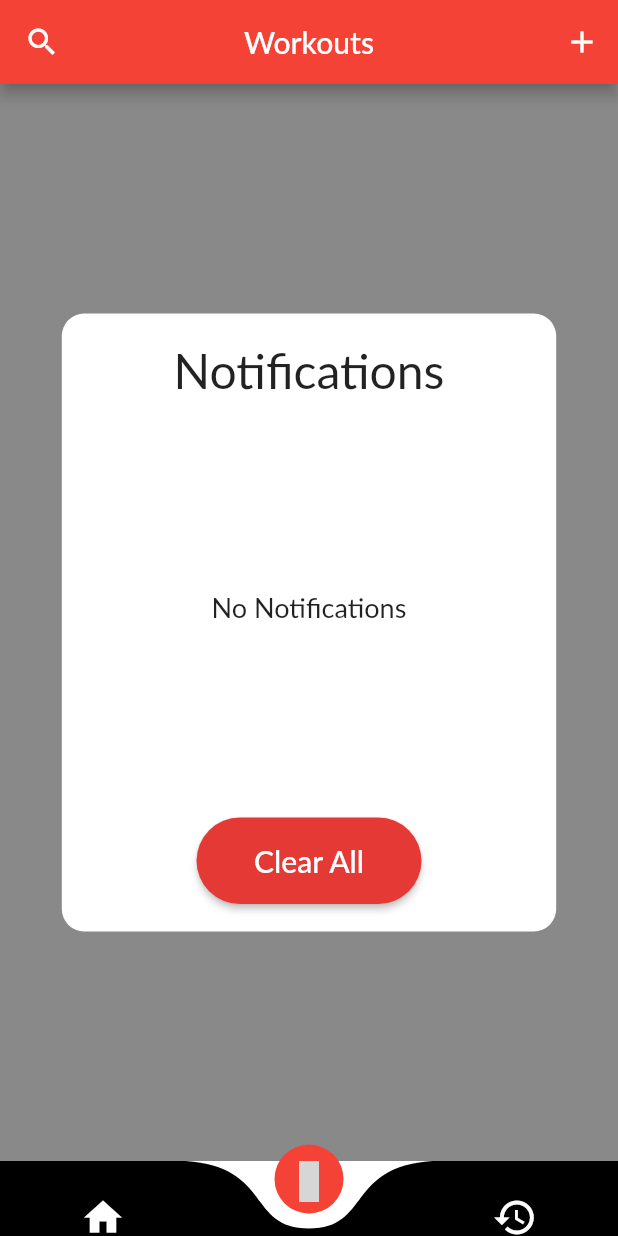
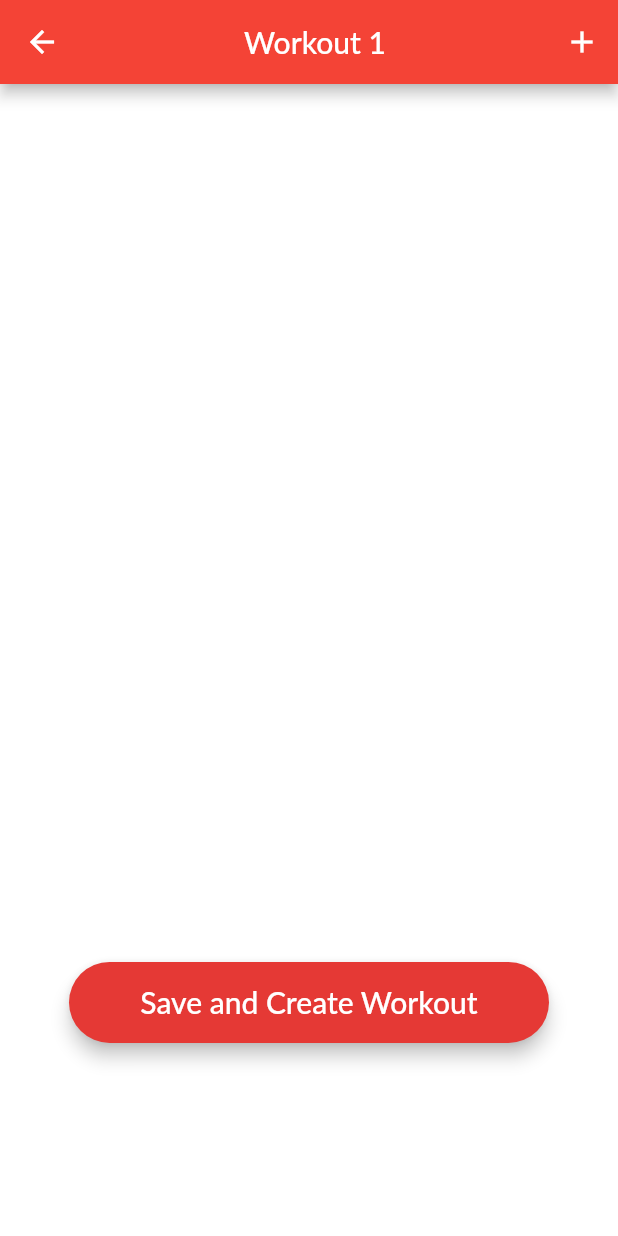
Before and after one commit to raghavauppuluri13/xcel_fitness_app, a Flutter app: the HomeScreen screen opened directly, item 2 of the bottom bar chosen, after a tap on the "add" icon, on a phone screen of 412 x 824 dp. Run offline on Flutter 3.47's test engine with Material 2 defaults, Android fonts, the phone set to English and light mode, and no system bars; drawn by our look-alikes of curved_navigation_bar; our stand-ins replace cloud_firestore, firebase_messaging, flutter_icons; accounts and stored records are empty; Roboto replaces fonts that are missing (Lato); grey boxes are pictures that could not be loaded.

Commit message:
Centered Titles and Inital Create Workout Screen Created

```diff
--- a/lib/screens/authentication/templates.dart
+++ b/lib/screens/authentication/templates.dart
@@ -602,7 +602,7 @@ class SearchWorkoutTemplate extends StatefulWidget {
 class _SearchWorkoutTemplateState extends State<SearchWorkoutTemplate> {
   Icon _searchIcon = new Icon(Icons.search);
   Icon _backIcon = new Icon(Icons.arrow_back);
-  Widget _appBarTitle = new Text('Search Workouts');
+  Widget _appBarTitle = new Center(child: new Text('Search Workouts', textAlign: TextAlign.center));
   Widget build(BuildContext context) {
     //used to set relative sizing based on a pixel 2 phone
     double screenWidth = MediaQuery.of(context).size.width;
@@ -610,11 +610,7 @@ class _SearchWorkoutTemplateState extends State<SearchWorkoutTemplate> {
     double pixelTwoWidth = 411.42857142857144;
     double pixelTwoHeight = 683.4285714285714;
 
-    return Stack(children: <Widget>[
-      SizedBox(
-        width: screenWidth,
-        height: screenHeight,
-        child: Scaffold(
+    return Scaffold(
           appBar: new AppBar(
             leading: new IconButton(
               icon: _backIcon,
@@ -630,9 +626,7 @@ class _SearchWorkoutTemplateState extends State<SearchWorkoutTemplate> {
               )
             ],
           ),
-        ),
-      ),
-    ]);
+        );
   }
 
   void _searchPressed() {
@@ -641,11 +635,14 @@ class _SearchWorkoutTemplateState extends State<SearchWorkoutTemplate> {
         this._searchIcon = new Icon(Icons.close);
         this._appBarTitle = new TextField(
           decoration: new InputDecoration(
-              prefixIcon: new Icon(Icons.search), hintText: 'Search...'),
+              prefixIcon: new Icon(Icons.search),
+              hintText: 'Search...',
+              suffixIcon: new Icon(Icons.mic)
+              ),
         );
       } else {
         this._searchIcon = new Icon(Icons.search);
-        this._appBarTitle = new Text('Search Workouts');
+        this._appBarTitle = new Center(child: new Text('Search Workouts', textAlign: TextAlign.center));
       }
     });
   }
@@ -664,7 +661,7 @@ class SearchHistoryTemplate extends StatefulWidget {
 class _SearchHistoryTemplateState extends State<SearchHistoryTemplate> {
   Icon _searchIcon = new Icon(Icons.search);
   Icon _backIcon = new Icon(Icons.arrow_back);
-  Widget _appBarTitle = new Text('Search History');
+  Widget _appBarTitle = new Center(child: new Text('Search History', textAlign: TextAlign.center));
   Widget build(BuildContext context) {
     //used to set relative sizing based on a pixel 2 phone
     double screenWidth = MediaQuery.of(context).size.width;
@@ -672,11 +669,7 @@ class _SearchHistoryTemplateState extends State<SearchHistoryTemplate> {
     double pixelTwoWidth = 411.42857142857144;
     double pixelTwoHeight = 683.4285714285714;
 
-    return Stack(children: <Widget>[
-      SizedBox(
-        width: screenWidth,
-        height: screenHeight,
-        child: Scaffold(
+    return Scaffold(
           appBar: new AppBar(
             leading: new IconButton(
               icon: _backIcon,
@@ -692,9 +685,7 @@ class _SearchHistoryTemplateState extends State<SearchHistoryTemplate> {
               )
             ],
           ),
-        ),
-      ),
-    ]);
+        );
   }
 
   void _searchPressed() {
@@ -703,12 +694,111 @@ class _SearchHistoryTemplateState extends State<SearchHistoryTemplate> {
         this._searchIcon = new Icon(Icons.close);
         this._appBarTitle = new TextField(
           decoration: new InputDecoration(
-              prefixIcon: new Icon(Icons.search), hintText: 'Search...'),
+              prefixIcon: new Icon(Icons.search),
+              hintText: 'Search...',
+              suffixIcon: new Icon(Icons.mic)
+              ),
+
         );
       } else {
         this._searchIcon = new Icon(Icons.search);
-        this._appBarTitle = new Text('Search History');
+        this._appBarTitle = new Center(child: new Text('Search History', textAlign: TextAlign.center));
       }
     });
   }
 }
+
+//create workout template
+class CreateWorkoutTemplate extends StatefulWidget {
+  CreateWorkoutTemplate();
+
+  @override
+  State<CreateWorkoutTemplate> createState() {
+    return _CreateWorkoutTemplateState();
+  }
+}
+
+class _CreateWorkoutTemplateState extends State<CreateWorkoutTemplate> {
+  Icon _addIcon = new Icon(Icons.add);
+  Icon _backIcon = new Icon(Icons.arrow_back);
+  double pixelTwoWidth = 411.42857142857144;
+  Widget _appBarTitle = new Center(child: new Text('Workout 1', textAlign: TextAlign.center));
+    TextStyle style =
+      TextStyle(fontFamily: 'Lato', fontSize: 20, color: Colors.white);
+
+  Widget build(BuildContext context) {
+    double screenWidth = MediaQuery.of(context).size.width;
+    double screenHeight = MediaQuery.of(context).size.height;
+
+    final loginButton = Material(
+      elevation: 5.0,
+      borderRadius: BorderRadius.circular(30.0),
+      color: Colors.red[600],
+      child: MaterialButton(
+        minWidth: MediaQuery.of(context).size.width,
+        padding: EdgeInsets.fromLTRB(30.0, 15.0, 30.0, 15.0),
+        onPressed: () {},
+        child: Text("Save and Create Workout",
+            textAlign: TextAlign.center,
+            style: style,
+      ),
+    ));
+
+    return Scaffold(
+          appBar: new AppBar(
+            leading: new IconButton(
+              icon: _backIcon,
+              onPressed: () {
+                Navigator.pop(context);
+              },
+            ),
+            title: _appBarTitle,
+            actions: <Widget>[
+              IconButton(
+                icon: _addIcon,
+                onPressed: () {},
+              )
+            ],
+          ),
+               body: Stack(
+        children: <Widget>[
+          Container(
+            decoration: BoxDecoration(
+              color: Colors.white,
+            ),
+            child: Center(
+              child: Container(
+                  child: Padding(
+                padding: const EdgeInsets.all(16.0),
+                child: Column(
+                    crossAxisAlignment: CrossAxisAlignment.center,
+                    mainAxisAlignment: MainAxisAlignment.center,
+                    children: <Widget>[
+                      Spacer(flex: 1),
+                      Spacer(flex: 1),
+                      Spacer(flex: 1),
+                      Flexible(
+                        flex: 2,
+                        child: Column(
+                          crossAxisAlignment: CrossAxisAlignment.center,
+                          mainAxisAlignment: MainAxisAlignment.center,
+                          children: <Widget>[
+                            Padding(
+                              padding: EdgeInsets.only(
+                                  top: 15.0, right: 30.0, left: 30.0),
+                              child: SizedBox(
+                                child: loginButton,
+                              ),
+                            ),
+                          ],
+                        ),
+                      )
+                    ]),
+              )),
+            ),
+          ),
+        ]
+        )
+        );
+  }
+}
--- a/lib/screens/main/main_screen.dart
+++ b/lib/screens/main/main_screen.dart
@@ -86,7 +86,13 @@ class _HomeScreenState extends State<HomeScreen> {
               : (_selectedIndex == 1)
                   ? IconButton(
                       icon: Icon(Icons.add),
-                      onPressed: openNotificationTemplate,
+                      onPressed: () {
+                      Navigator.push(
+                          context,
+                          MaterialPageRoute(
+                              builder: (context) =>
+                                   CreateWorkoutTemplate()));
+                    },
                     )
                   : IconButton(
                       icon: Icon(Icons.crop_din), //empty icon
```
